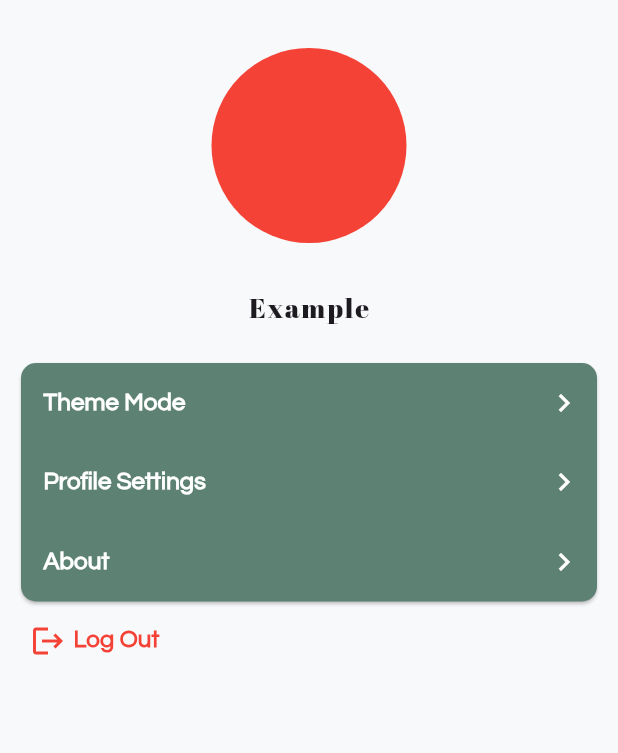
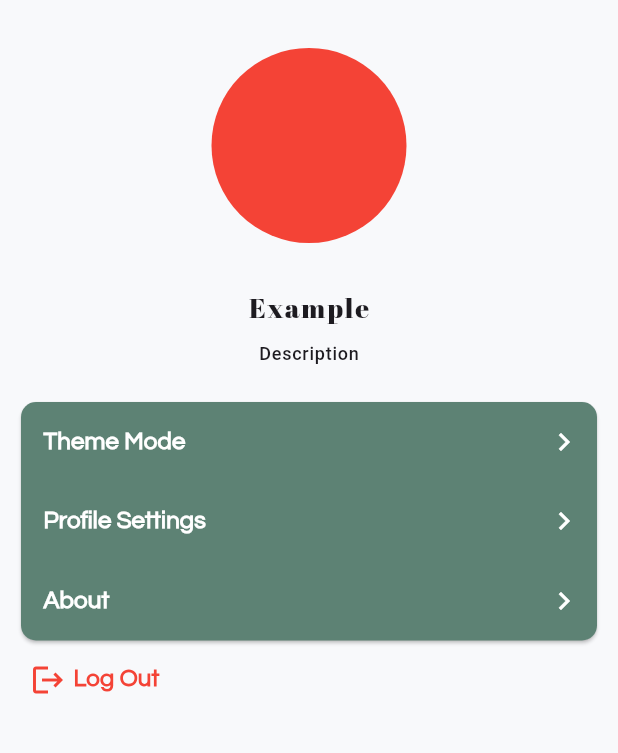
Before and after one commit to SatriaAkbarRizki/movinfo, a Flutter app: the ProfileScreens screen opened by its route, on a phone screen of 412 x 824 dp, the part 66-819 px from its top. Run offline on Flutter 3.47's test engine with Material 3 defaults, Android fonts, the light colour scheme and no system bars; our stand-ins replace bloc, flutter_bloc, flutter_svg, go_router, image_picker, lottie and 2 more; missing offline and left inert: dart:ffi.

```diff
--- a/lib/screens/profile.dart
+++ b/lib/screens/profile.dart
@@ -44,6 +44,15 @@ class ProfileScreens extends StatelessWidget {
                 child: Text(
                   'Example',
                   style: Theme.of(context).textTheme.labelSmall,
+                ),
+              ),
+            ),
+            Padding(
+              padding: const EdgeInsets.only(top: 10),
+              child: Center(
+                child: Text(
+                  'Description',
+                  style: Theme.of(context).textTheme.labelMedium,
                 ),
               ),
             ),
```
